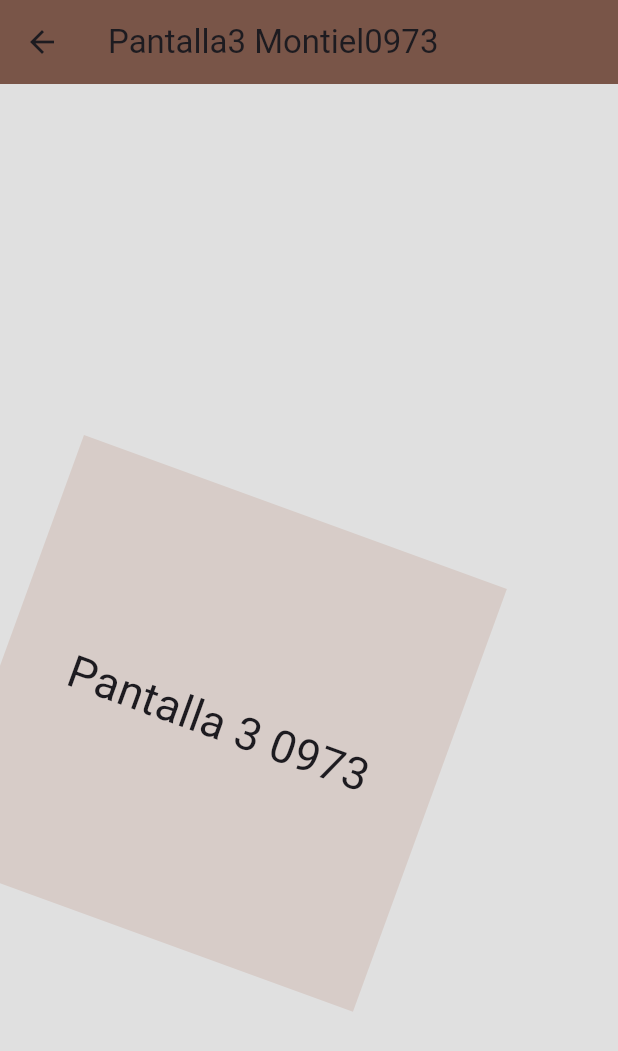
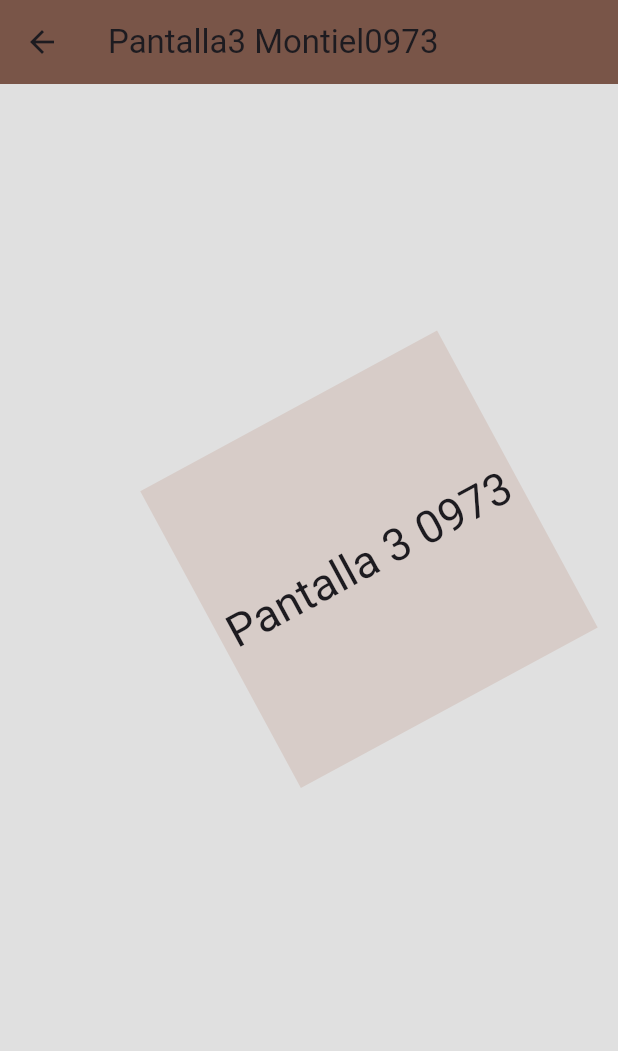
Before and after one commit to nkmserrano/p15_Rutasv2_0973, a Flutter app: the Pantalla3_0973 screen opened by its route, on a phone screen of 412 x 824 dp. Shown: the top 1051 px of the screen. Run offline on Flutter 3.47's test engine with Material 3 defaults, Android fonts, the phone set to English and light mode, and no system bars; missing offline and left inert: dart:html.

```diff
--- a/lib/pantalla3_0973.dart
+++ b/lib/pantalla3_0973.dart
@@ -19,9 +19,9 @@ class Pantalla3_0973 extends StatelessWidget {
       body: Center(
         child: Container(
           color: Color(0xffd7ccc8),
-          width: 300,
-          height: 300,
-          transform: Matrix4.rotationZ((pi / 180) * 20),
+          width: 225,
+          height: 225,
+          transform: Matrix4.rotationZ((pi / 190) * -30),
           child: Center(
             child: Text('Pantalla 3 0973', style: TextStyle(fontSize: 30)),
           ),
```
